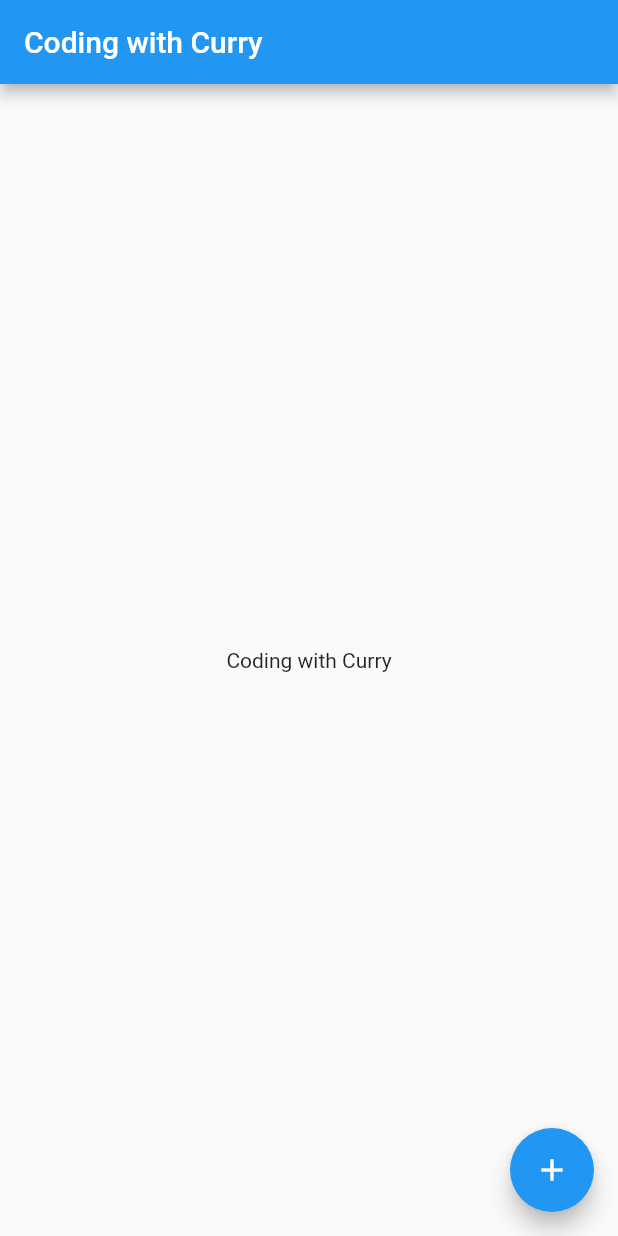
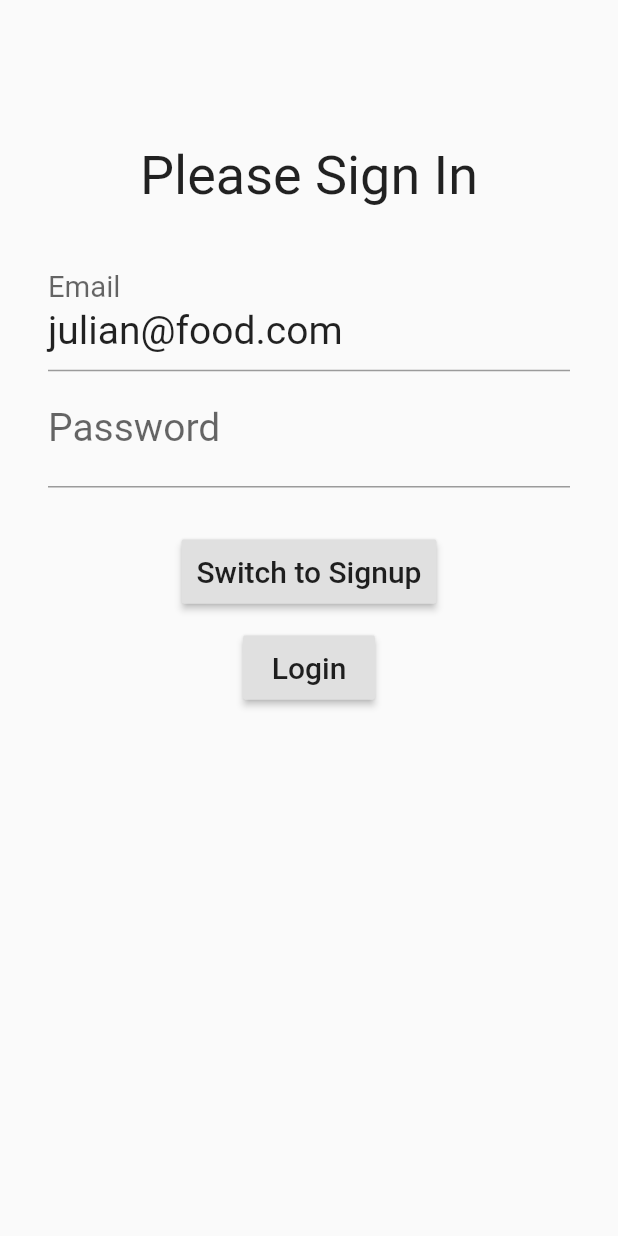
Before and after one commit to theflutterfactory/Flutter-Tutorials, a Flutter app: the screen it shows after launch, on a phone screen of 412 x 824 dp. Run offline on Flutter 3.47's test engine with Material 2 defaults, Android fonts, the phone set to English and light mode, and no system bars.

Commit message:
Added a login/signup form

```diff
--- a/lib/main.dart
+++ b/lib/main.dart
@@ -1,3 +1,4 @@
+import 'package:CWCFlutter/screens/login.dart';
 import 'package:flutter/material.dart';
 
 void main() => runApp(MyApp());
@@ -8,42 +9,10 @@ class MyApp extends StatelessWidget {
     return MaterialApp(
       title: 'Coding with Curry',
       theme: ThemeData(
-        primarySwatch: Colors.blue,
+        primarySwatch: Colors.deepPurple,
+        accentColor: Colors.blue,
       ),
-      home: MyHomePage(title: 'Coding with Curry'),
+      home: Login(),
     );
   }
 }
-
-class MyHomePage extends StatefulWidget {
-  MyHomePage({Key key, this.title}) : super(key: key);
-
-  final String title;
-
-  @override
-  _MyHomePageState createState() => _MyHomePageState();
-}
-
-class _MyHomePageState extends State<MyHomePage> {
-  @override
-  Widget build(BuildContext context) {
-    return Scaffold(
-      appBar: AppBar(
-        title: Text(widget.title),
-      ),
-      body: Center(
-        child: Column(
-          mainAxisAlignment: MainAxisAlignment.center,
-          children: <Widget>[
-            Text('Coding with Curry'),
-          ],
-        ),
-      ),
-      floatingActionButton: FloatingActionButton(
-        tooltip: 'Increment',
-        child: Icon(Icons.add),
-        onPressed: () {},
-      ),
-    );
-  }
-}
--- /dev/null
+++ b/lib/screens/login.dart
@@ -0,0 +1,138 @@
+import 'package:flutter/material.dart';
+
+enum AuthMode { Signup, Login }
+
+class Login extends StatefulWidget {
+  @override
+  State<StatefulWidget> createState() {
+    return _LoginState();
+  }
+}
+
+class _LoginState extends State<Login> {
+  final GlobalKey<FormState> _formKey = GlobalKey<FormState>();
+  final TextEditingController _passwordController = new TextEditingController();
+  AuthMode _authMode = AuthMode.Login;
+
+  void _submitForm() {
+    if (!_formKey.currentState.validate()) {
+      return;
+    }
+
+    _formKey.currentState.save();
+
+    if (_authMode == AuthMode.Login) {
+      //Login
+    } else {
+      //Sign In
+    }
+  }
+
+  Widget _buildEmailField() {
+    return TextFormField(
+      decoration: InputDecoration(labelText: "Email"),
+      keyboardType: TextInputType.emailAddress,
+      initialValue: 'julian@food.com',
+      style: TextStyle(fontSize: 26),
+      validator: (String value) {
+        if (value.isEmpty) {
+          return 'Email is required';
+        }
+
+        if (!RegExp(
+                r"[a-z0-9!#$%&'*+/=?^_`{|}~-]+(?:\.[a-z0-9!#$%&'*+/=?^_`{|}~-]+)*@(?:[a-z0-9](?:[a-z0-9-]*[a-z0-9])?\.)+[a-z0-9](?:[a-z0-9-]*[a-z0-9])?")
+            .hasMatch(value)) {
+          return 'Please enter a valid email address';
+        }
+
+        return null;
+      },
+      onSaved: (String value) {},
+    );
+  }
+
+  Widget _buildPasswordField() {
+    return TextFormField(
+      decoration: InputDecoration(labelText: "Password"),
+      style: TextStyle(fontSize: 26),
+      obscureText: true,
+      controller: _passwordController,
+      validator: (String value) {
+        if (value.isEmpty) {
+          return 'Password is required';
+        }
+
+        if (value.length < 5 || value.length > 20) {
+          return 'Password must be betweem 5 and 20 characters';
+        }
+
+        return null;
+      },
+      onSaved: (String value) {},
+    );
+  }
+
+  Widget _buildConfirmPasswordField() {
+    return TextFormField(
+      decoration: InputDecoration(labelText: "Confirm Password"),
+      style: TextStyle(fontSize: 26),
+      obscureText: true,
+      validator: (String value) {
+        if (_passwordController.text != value) {
+          return 'Passwords do not match';
+        }
+
+        return null;
+      },
+    );
+  }
+
+  @override
+  Widget build(BuildContext context) {
+    return Scaffold(
+      body: Form(
+        key: _formKey,
+        child: SingleChildScrollView(
+          child: Padding(
+            padding: EdgeInsets.fromLTRB(32, 96, 32, 0),
+            child: Column(
+              children: <Widget>[
+                Text(
+                  "Please Sign In",
+                  textAlign: TextAlign.center,
+                  style: TextStyle(fontSize: 36),
+                ),
+                SizedBox(height: 32),
+                _buildEmailField(),
+                _buildPasswordField(),
+                _authMode == AuthMode.Signup ? _buildConfirmPasswordField() : Container(),
+                SizedBox(height: 32),
+                RaisedButton(
+                  padding: EdgeInsets.all(10.0),
+                  child: Text(
+                    'Switch to ${_authMode == AuthMode.Login ? 'Signup' : 'Login'}',
+                    style: TextStyle(fontSize: 20),
+                  ),
+                  onPressed: () {
+                    setState(() {
+                      _authMode = _authMode == AuthMode.Login ? AuthMode.Signup : AuthMode.Login;
+                    });
+                  },
+                ),
+                SizedBox(height: 16),
+                RaisedButton(
+                  padding: EdgeInsets.all(10.0),
+                  onPressed: () => _submitForm(),
+                  child: Text(
+                    _authMode == AuthMode.Login ? 'Login' : 'Signup',
+                    style: TextStyle(fontSize: 20),
+                  ),
+                ),
+              ],
+            ),
+          ),
+        ),
+      ),
+    );
+  }
+}
```
